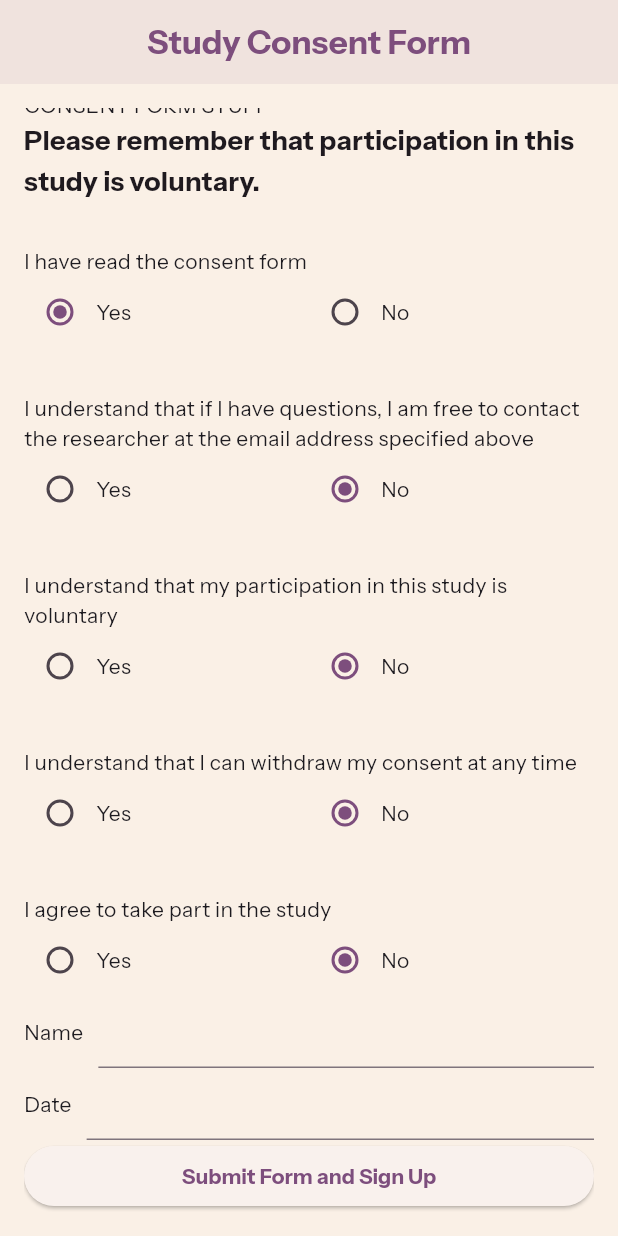
After one commit to charlottejacques3/gratitude_app, a Flutter app: the ConsentFormPage screen opened directly, scrolled down 72 dp, after a tap on "Yes", on a phone screen of 412 x 824 dp. The commit adds this screen. Run offline on Flutter 3.47's test engine with Material 3 defaults, Android fonts, the phone set to English and light mode, and no system bars; our stand-ins replace firebase_auth, firebase_core, firebase_database, firebase_messaging, firebase_storage, firebase_vertexai and 10 more; missing offline and left inert: android_alarm_manager_plus, photo_manager, scroll_screenshot; accounts and stored records are empty; network calls fail.

Commit message:
added saving to pdf

```diff
--- /dev/null
+++ b/lib/authentication/consent_form_page.dart
@@ -0,0 +1,350 @@
+import 'dart:convert';
+import 'dart:io';
+import 'dart:typed_data';
+
+import 'package:firebase_auth/firebase_auth.dart';
+import 'package:flutter/material.dart';
+import 'package:scroll_screenshot/scroll_screenshot.dart';
+import 'package:pdf/pdf.dart';
+import 'package:pdf/widgets.dart' as pw;
+import 'package:firebase_storage/firebase_storage.dart';
+
+
+class ConsentFormPage extends StatefulWidget {
+
+  const ConsentFormPage({super.key});
+
+  @override
+  State<ConsentFormPage> createState() => _ConsentFormPageState();
+}
+
+class _ConsentFormPageState extends State<ConsentFormPage> {
+
+  final formKey = GlobalKey<FormState>();
+  final screenshotKey = GlobalKey();
+
+  Uint8List imageDecode = Uint8List(0);
+
+  bool readForm = false;
+  bool askQuestions = false;
+  bool voluntary = false;
+  bool withdrawConsent = false;
+  bool consent = false;
+  TextEditingController name = TextEditingController();
+  TextEditingController date = TextEditingController();
+
+  //generate pdf from consent form data
+  void generatePdf() async {
+    final pdf = pw.Document();
+
+    pdf.addPage(
+      pw.Page(
+        build: (pw.Context context) {
+          return pw.Column(
+            children: [
+              pw.Text(
+                'Dynamic Scaffolding Gratitude Application Study',
+                style: pw.TextStyle(
+                  fontSize: 20,
+                  fontWeight: pw.FontWeight.bold
+                ),
+                textAlign: pw.TextAlign.center
+              ),
+              pw.Text('CONSENT FORM STUFF',
+              ),
+              pw.Text('Please remember that participation in this study is voluntary.',
+                style: pw.TextStyle(
+                  fontWeight: pw.FontWeight.bold
+                ),
+              ),
+
+              //radio buttons
+              pw.Text('Label'),
+              pw.Row(
+              ),
+
+              pw.Text('Name: ${name.text}')
+            ]
+          );
+        }
+      )
+    );
+    Uint8List pdfBytes = Uint8List(0);
+
+    //save pdf to cloud storage
+    pdf.save().then((Uint8List result) async {
+      pdfBytes = result;
+
+      try {
+        Reference refRoot = FirebaseStorage.instance.ref();
+
+        Reference refFileDir = refRoot.child('consent_forms'); //get reference to storage root
+        Reference refFile = refFileDir.child('filename'); //create a reference for the file to be stored
+
+        final upload = refFile.putData(pdfBytes, SettableMetadata(contentType: 'application/pdf'));
+        await upload;
+      } catch(e) {
+        print('upload failed: $e');
+      }
+    });
+  }
+
+  @override
+  Widget build(BuildContext context) {
+    return Scaffold(
+      appBar: AppBar(
+        centerTitle: true,
+        automaticallyImplyLeading: false,
+        title: Text('Study Consent Form',
+          style: Theme.of(context).textTheme.titleLarge!.copyWith(
+            color: Theme.of(context).colorScheme.primary,
+            fontWeight: FontWeight.bold
+          ),
+        )
+      ),
+      body: Padding(
+        padding: const EdgeInsets.all(16),
+        child: Form(
+          key: formKey,
+          child: RepaintBoundary(
+            key: screenshotKey,
+            child: ListView(
+              children: [
+                Text(
+                  'Dynamic Scaffolding Gratitude Application Study',
+                  style: Theme.of(context).textTheme.titleMedium!.copyWith(
+                    fontSize: 20,
+                    fontWeight: FontWeight.bold
+                  ),
+                  textAlign: TextAlign.center,
+                ),
+                Text('CONSENT FORM STUFF'),
+                Text('Please remember that participation in this study is voluntary.',
+                  style: Theme.of(context).textTheme.titleMedium!.copyWith(
+                    fontWeight: FontWeight.bold
+                  ),
+                ),
+
+                //read form
+                YesNoRadio(
+                  label: 'I have read the consent form',
+                  radioSelected: readForm,
+                  onChanged: (bool newValue) {
+                    setState(() {
+                      readForm = newValue;
+                    });
+                  }
+                ),
+
+                //questions
+                YesNoRadio(
+                  label: 'I understand that if I have questions, I am free to contact the researcher at the email address specified above',
+                  radioSelected: askQuestions,
+                  onChanged: (bool newValue) {
+                    setState(() {
+                      askQuestions = newValue;
+                    });
+                  }
+                ),
+
+                //voluntary
+                YesNoRadio(
+                  label: 'I understand that my participation in this study is voluntary',
+                  radioSelected: voluntary,
+                  onChanged: (bool newValue) {
+                    setState(() {
+                      voluntary = newValue;
+                    });
+                  }
+                ),
+
+                //withdraw consent
+                YesNoRadio(
+                  label: 'I understand that I can withdraw my consent at any time',
+                  radioSelected: withdrawConsent,
+                  onChanged: (bool newValue) {
+                    setState(() {
+                      withdrawConsent = newValue;
+                    });
+                  }
+                ),
+
+                //overall consent
+                YesNoRadio(
+                  label: 'I agree to take part in the study',
+                  radioSelected: consent,
+                  onChanged: (bool newValue) {
+                    setState(() {
+                      consent = newValue;
+                    });
+                  }
+                ),
+
+                //name
+                Row(
+                  children: [
+                    Text('Name'),
+                    SizedBox(width: 10,),
+                    Expanded(
+                      child: TextFormField(
+                        controller: name,
+                        validator: (value) {
+                          if (value == null || value.isEmpty) {
+                            return 'Please fill out this field';
+                          }
+                          return null;
+                        },
+                      ),
+                    ),
+                  ],
+                ),
+
+                //date
+                Row(
+                  children: [
+                    Text('Date'),
+                    SizedBox(width: 10,),
+                    Expanded(
+                      child: TextFormField(
+                        controller: date,
+                        validator: (value) {
+                          if (value == null || value.isEmpty) {
+                            return 'Please fill out this field';
+                          }
+                          return null;
+                        },
+                      ),
+                    ),
+                  ],
+                ),
+
+
+                //finish consent form
+                ElevatedButton(
+                  child: Text('Submit Form and Sign Up'),
+                  onPressed: () async {
+                    print(formKey.currentState);
+                    if(!readForm || !askQuestions || !voluntary || !withdrawConsent || !consent) {
+                      ScaffoldMessenger.of(context).showSnackBar(
+                        const SnackBar(content: Text('Please accept all terms to use the app')),
+                      );
+                    } else if (formKey.currentState!.validate()){
+                      ScaffoldMessenger.of(context).showSnackBar(
+                        const SnackBar(content: Text('Success')),
+                      );
+
+                      //take screenshot
+                      // String? screenshot = await ScrollScreenshot.captureAndSaveScreenshot(screenshotKey);
+                      // if (screenshot != null) {
+                      //   print('SCREENSHOT: $screenshot');
+                      //   // final decode = base64Decode(screenshot);
+                      //   // final image = Image.memory(decode);
+                      //   setState(() {
+                      //     imageDecode = base64Decode(screenshot);
+                      //   });
+                      //   print('THEIR EMAIL: ${FirebaseAuth.instance.currentUser!.email}');
+                      // }
+
+                      generatePdf();
+                      print('AFTER GENERATING PDF');
+
+                    }
+                  },
+                ),
+
+                imageDecode.isNotEmpty ? Image.memory(imageDecode) : Container()
+              ],
+            ),
+          ),
+        ),
+      ),
+    );
+  }
+}
+
+
+class LabeledRadio extends StatelessWidget {
+  const LabeledRadio({
+    super.key,
+    required this.label,
+    required this.groupValue,
+    required this.value,
+    required this.onChanged,
+  });
+
+  final String label;
+  final bool groupValue;
+  final bool value;
+  final ValueChanged<bool> onChanged;
+
+  @override
+  Widget build(BuildContext context) {
+    return InkWell(
+      onTap: () {
+        if (value != groupValue) {
+          onChanged(value);
+        }
+      },
+      child: Row(
+        children: <Widget>[
+          Radio<bool>(
+            groupValue: groupValue,
+            value: value,
+            onChanged: (bool? newValue) {
+              onChanged(newValue!);
+            },
+          ),
+          Text(label),
+        ],
+      ),
+    );
+  }
+}
+
+class YesNoRadio extends StatelessWidget {
+  const YesNoRadio({
+    super.key,
+    required this.label,
+    required this.radioSelected,
+    required this.onChanged
+  });
+
+  final String label;
+  final bool radioSelected;
+  final ValueChanged<bool> onChanged;
+
+  @override
+  Widget build(BuildContext context) {
+    return Column(
+      crossAxisAlignment: CrossAxisAlignment.start,
+      children: [
+        SizedBox(height: 30,),
+        Text(label),
+        Row(
+          children: [
+            Expanded(
+              child: LabeledRadio(
+                label: 'Yes',
+                groupValue: radioSelected,
+                value: true,
+                onChanged: (bool? newValue) {
+                  onChanged(newValue!);
+                }
+              ),
+            ),
+            Expanded(
+              child: LabeledRadio(
+                label: 'No',
+                groupValue: radioSelected,
+                value: false,
+                onChanged: (bool? newValue) {
+                  onChanged(newValue!);
+                }
+              ),
+            ),
+          ],
+        ),
+      ],
+    );
+  }
+}
--- a/lib/gratitude_log_page.dart
+++ b/lib/gratitude_log_page.dart
@@ -72,6 +72,8 @@ class _GratitudeLogPageState extends State<GratitudeLogPage> {
     Reference refRoot = FirebaseStorage.instance.ref();
 
     Reference refImageDir = refRoot.child('images').child(uid); //get reference to storage root and the user's folder
+    print(FirebaseAuth.instance.currentUser);
+    print('THE DIRECTORY: $refImageDir');
     Reference refImage = refImageDir.child(filename); //create a reference for the image to be stored
 
     //store file
--- a/pubspec.yaml
+++ b/pubspec.yaml
@@ -60,6 +60,10 @@ dependencies:
   firebase_vertexai: ^1.4.0
   cached_network_image: ^3.4.1
   internet_connection_checker_plus: ^2.7.1
+  encrypt: ^5.0.3
+  scroll_screenshot: ^0.0.4
+  pdf: ^3.11.3
+  path_provider: ^2.1.5
 
 dev_dependencies:
   flutter_test:
```
Also changed, not shown: lib/authentication/auth_service.dart (+11 -4 lines), pubspec.lock, 9 other files.
